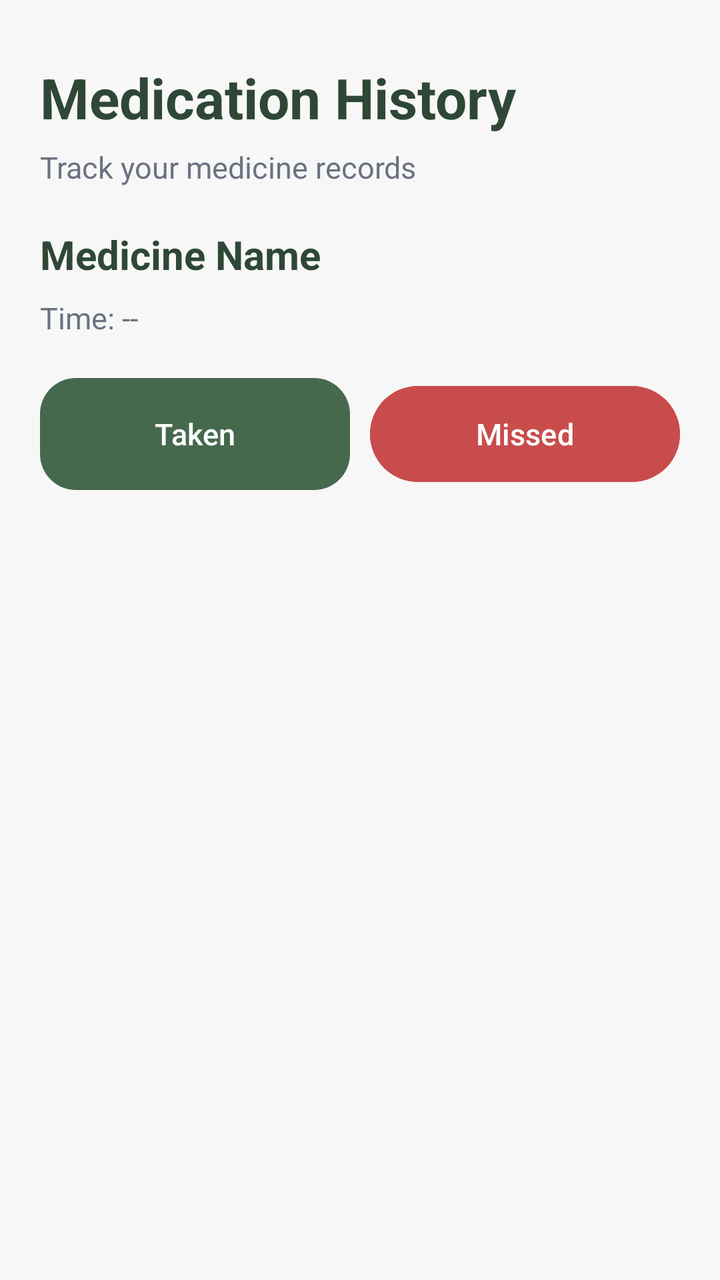
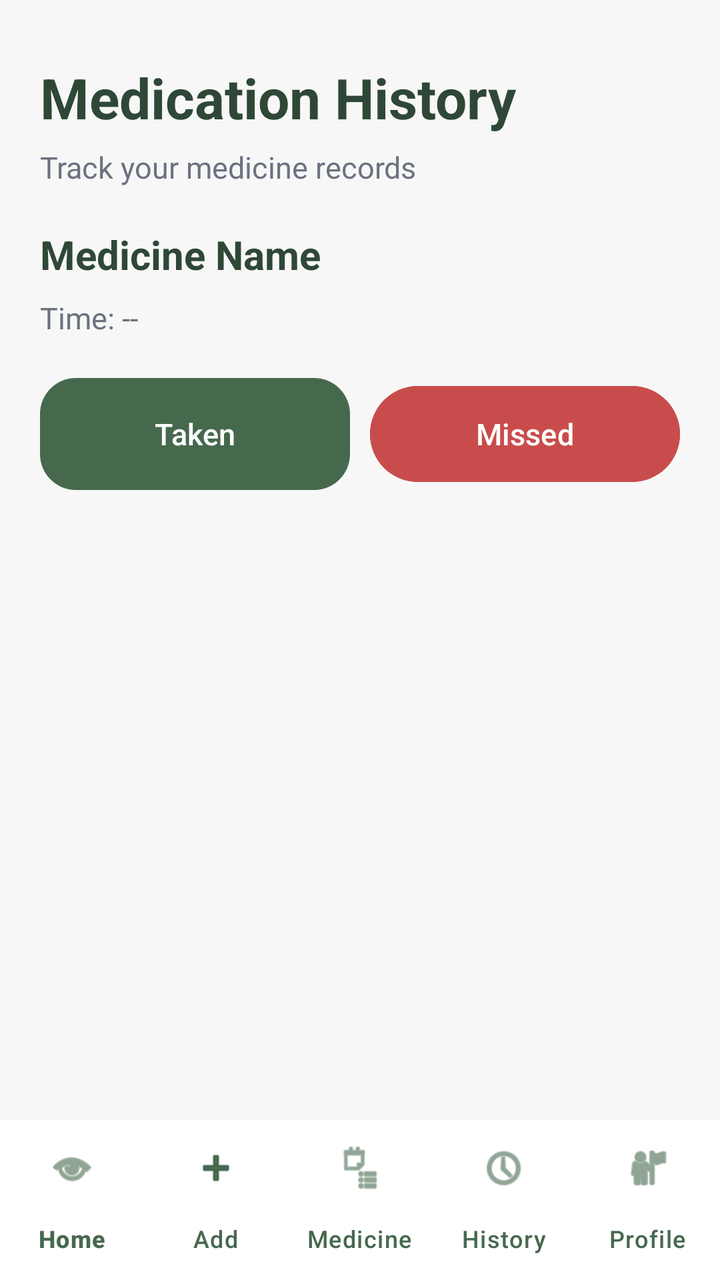

Two renders of the same Android screen: before a commit and after it. Below are the layout's source before the change and the commit's diff.
<!-- AndroidManifest.xml: application theme Theme.SmartMedicineManager -->
<!-- res/layout/activity_history.xml -->
<?xml version="1.0" encoding="utf-8"?>
<LinearLayout xmlns:android="http://schemas.android.com/apk/res/android"
    android:layout_width="match_parent"
    android:layout_height="match_parent"
    android:orientation="vertical"
    android:background="@color/lightBackground"
    android:padding="20dp">

    <TextView
        android:layout_width="wrap_content"
        android:layout_height="wrap_content"
        android:text="Medication History"
        android:textSize="28sp"
        android:textStyle="bold"
        android:textColor="@color/darkGreenText"
        android:layout_marginTop="10dp" />

    <TextView
        android:layout_width="wrap_content"
        android:layout_height="wrap_content"
        android:text="Track your medicine records"
        android:textSize="15sp"
        android:textColor="@color/softGray"
        android:layout_marginTop="6dp"
        android:layout_marginBottom="20dp" />

    <TextView
        android:id="@+id/txtMedicineName"
        android:layout_width="wrap_content"
        android:layout_height="wrap_content"
        android:text="Medicine Name"
        android:textSize="20sp"
        android:textStyle="bold"
        android:textColor="@color/darkGreenText" />

    <TextView
        android:id="@+id/txtMedicineTime"
        android:layout_width="wrap_content"
        android:layout_height="wrap_content"
        android:text="Time: --"
        android:textSize="15sp"
        android:textColor="@color/softGray"
        android:layout_marginTop="8dp"
        android:layout_marginBottom="20dp" />

    <LinearLayout
        android:layout_width="match_parent"
        android:layout_height="wrap_content"
        android:orientation="horizontal"
        android:layout_marginBottom="20dp">

        <Button
            android:id="@+id/btnTaken"
            android:layout_width="0dp"
            android:layout_height="56dp"
            android:layout_weight="1"
            android:background="@drawable/button_green_bg"
            android:backgroundTint="@null"
            android:text="Taken"
            android:textAllCaps="false"
            android:textColor="@color/white"
            android:textSize="15sp" />

        <Button
            android:id="@+id/btnMissed"
            android:layout_width="0dp"
            android:layout_height="56dp"
            android:layout_weight="1"
            android:layout_marginStart="10dp"
            android:backgroundTint="#C94C4C"
            android:text="Missed"
            android:textAllCaps="false"
            android:textColor="@color/white"
            android:textSize="15sp" />
    </LinearLayout>

    <ListView
        android:id="@+id/listViewHistory"
        android:layout_width="match_parent"
        android:layout_height="match_parent"
        android:divider="@android:color/transparent"
        android:dividerHeight="10dp" />

</LinearLayout>
<!-- resources referenced by this layout -->
<resources>
  <color name="darkGreenText">#2F4737</color>
  <color name="lightBackground">#F7F7F7</color>
  <color name="softGray">#6B7280</color>
  <color name="white">#FFFFFF</color>
  <!-- drawable button_green_bg (drawable) -->
  <?xml version="1.0" encoding="utf-8"?>
  <shape xmlns:android="http://schemas.android.com/apk/res/android">
      <solid android:color="@color/darkGreen" />
      <corners android:radius="18dp" />
  </shape>
  <style name="Theme.SmartMedicineManager" parent="Theme.Material3.Light.NoActionBar">
  
          
          <item name="colorPrimary">@color/darkGreen</item>
          <item name="colorOnPrimary">@color/white</item>
  
          
          <item name="android:colorBackground">@color/lightBackground</item>
  
          
          <item name="colorSecondary">@color/darkGreen</item>
  
      </style>
  <color name="darkGreen">#46694E</color>
</resources>

<!-- the commit's change to res/layout/activity_history.xml (unified diff, before → after) -->
@@ -1,84 +1,104 @@
 <?xml version="1.0" encoding="utf-8"?>
 <LinearLayout xmlns:android="http://schemas.android.com/apk/res/android"
+    xmlns:app="http://schemas.android.com/apk/res-auto"
     android:layout_width="match_parent"
     android:layout_height="match_parent"
     android:orientation="vertical"
-    android:background="@color/lightBackground"
-    android:padding="20dp">
-
-    <TextView
-        android:layout_width="wrap_content"
-        android:layout_height="wrap_content"
-        android:text="Medication History"
-        android:textSize="28sp"
-        android:textStyle="bold"
-        android:textColor="@color/darkGreenText"
-        android:layout_marginTop="10dp" />
-
-    <TextView
-        android:layout_width="wrap_content"
-        android:layout_height="wrap_content"
-        android:text="Track your medicine records"
-        android:textSize="15sp"
-        android:textColor="@color/softGray"
-        android:layout_marginTop="6dp"
-        android:layout_marginBottom="20dp" />
-
-    <TextView
-        android:id="@+id/txtMedicineName"
-        android:layout_width="wrap_content"
-        android:layout_height="wrap_content"
-        android:text="Medicine Name"
-        android:textSize="20sp"
-        android:textStyle="bold"
-        android:textColor="@color/darkGreenText" />
-
-    <TextView
-        android:id="@+id/txtMedicineTime"
-        android:layout_width="wrap_content"
-        android:layout_height="wrap_content"
-        android:text="Time: --"
-        android:textSize="15sp"
-        android:textColor="@color/softGray"
-        android:layout_marginTop="8dp"
-        android:layout_marginBottom="20dp" />
+    android:background="@color/lightBackground">
 
     <LinearLayout
         android:layout_width="match_parent"
-        android:layout_height="wrap_content"
-        android:orientation="horizontal"
-        android:layout_marginBottom="20dp">
+        android:layout_height="0dp"
+        android:layout_weight="1"
+        android:orientation="vertical"
+        android:padding="20dp">
 
-        <Button
-            android:id="@+id/btnTaken"
-            android:layout_width="0dp"
-            android:layout_height="56dp"
+        <TextView
+            android:layout_width="wrap_content"
+            android:layout_height="wrap_content"
+            android:text="Medication History"
+            android:textSize="28sp"
+            android:textStyle="bold"
+            android:textColor="@color/darkGreenText"
+            android:layout_marginTop="10dp" />
+
+        <TextView
+            android:layout_width="wrap_content"
+            android:layout_height="wrap_content"
+            android:text="Track your medicine records"
+            android:textSize="15sp"
+            android:textColor="@color/softGray"
+            android:layout_marginTop="6dp"
+            android:layout_marginBottom="20dp" />
+
+        <TextView
+            android:id="@+id/txtMedicineName"
+            android:layout_width="wrap_content"
+            android:layout_height="wrap_content"
+            android:text="Medicine Name"
+            android:textSize="20sp"
+            android:textStyle="bold"
+            android:textColor="@color/darkGreenText" />
+
+        <TextView
+            android:id="@+id/txtMedicineTime"
+            android:layout_width="wrap_content"
+            android:layout_height="wrap_content"
+            android:text="Time: --"
+            android:textSize="15sp"
+            android:textColor="@color/softGray"
+            android:layout_marginTop="8dp"
+            android:layout_marginBottom="20dp" />
+
+        <LinearLayout
+            android:layout_width="match_parent"
+            android:layout_height="wrap_content"
+            android:orientation="horizontal"
+            android:layout_marginBottom="20dp">
+
+            <Button
+                android:id="@+id/btnTaken"
+                android:layout_width="0dp"
+                android:layout_height="56dp"
+                android:layout_weight="1"
+                android:background="@drawable/button_green_bg"
+                android:backgroundTint="@null"
+                android:text="Taken"
+                android:textAllCaps="false"
+                android:textColor="@color/white"
+                android:textSize="15sp" />
+
+            <Button
+                android:id="@+id/btnMissed"
+                android:layout_width="0dp"
+                android:layout_height="56dp"
+                android:layout_weight="1"
+                android:layout_marginStart="10dp"
+                android:backgroundTint="#C94C4C"
+                android:text="Missed"
+                android:textAllCaps="false"
+                android:textColor="@color/white"
+                android:textSize="15sp" />
+        </LinearLayout>
+
+        <ListView
+            android:id="@+id/listViewHistory"
+            android:layout_width="match_parent"
+            android:layout_height="0dp"
             android:layout_weight="1"
-            android:background="@drawable/button_green_bg"
-            android:backgroundTint="@null"
-            android:text="Taken"
-            android:textAllCaps="false"
-            android:textColor="@color/white"
-            android:textSize="15sp" />
+            android:divider="@android:color/transparent"
+            android:dividerHeight="10dp" />
 
-        <Button
-            android:id="@+id/btnMissed"
-            android:layout_width="0dp"
-            android:layout_height="56dp"
-            android:layout_weight="1"
-            android:layout_marginStart="10dp"
-            android:backgroundTint="#C94C4C"
-            android:text="Missed"
-            android:textAllCaps="false"
-            android:textColor="@color/white"
-            android:textSize="15sp" />
     </LinearLayout>
 
-    <ListView
-        android:id="@+id/listViewHistory"
+    <com.google.android.material.bottomnavigation.BottomNavigationView
+        android:id="@+id/bottomNav"
         android:layout_width="match_parent"
-        android:layout_height="match_parent"
-        android:divider="@android:color/transparent"
-        android:dividerHeight="10dp" />
+        android:layout_height="80dp"
+        android:background="@android:color/white"
+        app:itemIconTint="@color/darkGreen"
+        app:itemTextColor="@color/darkGreen"
+        app:labelVisibilityMode="labeled"
+        app:menu="@menu/bottom_menu" />
 
 </LinearLayout>
